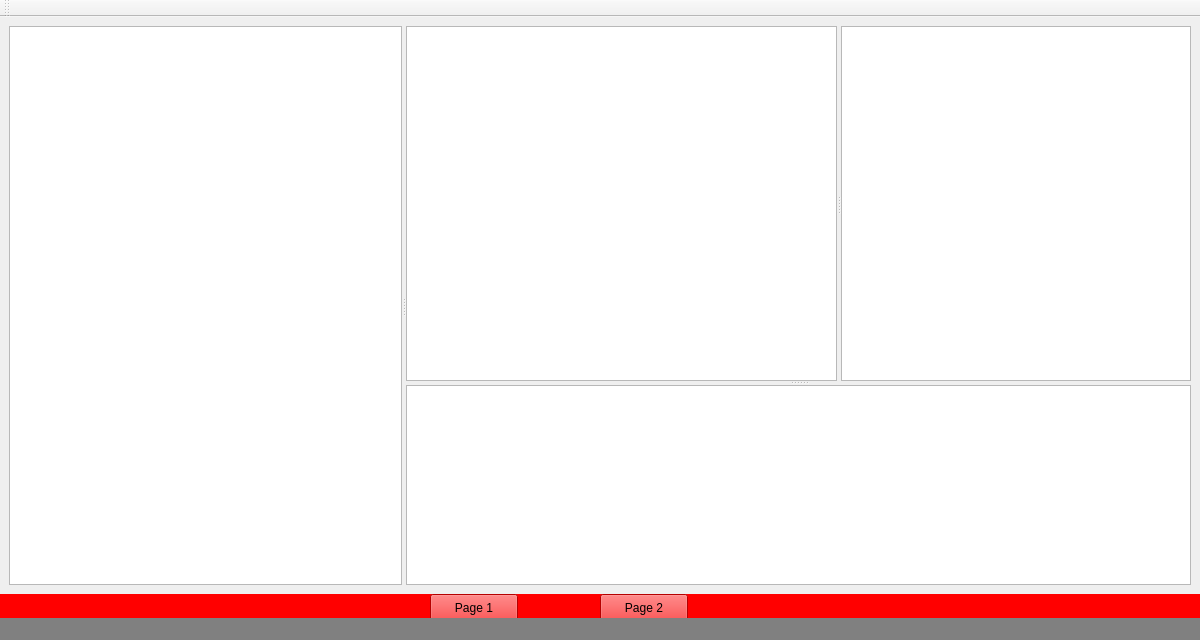
Old version of the form nne/ui/mainwindow.ui in the repository msforenter090/NNE.
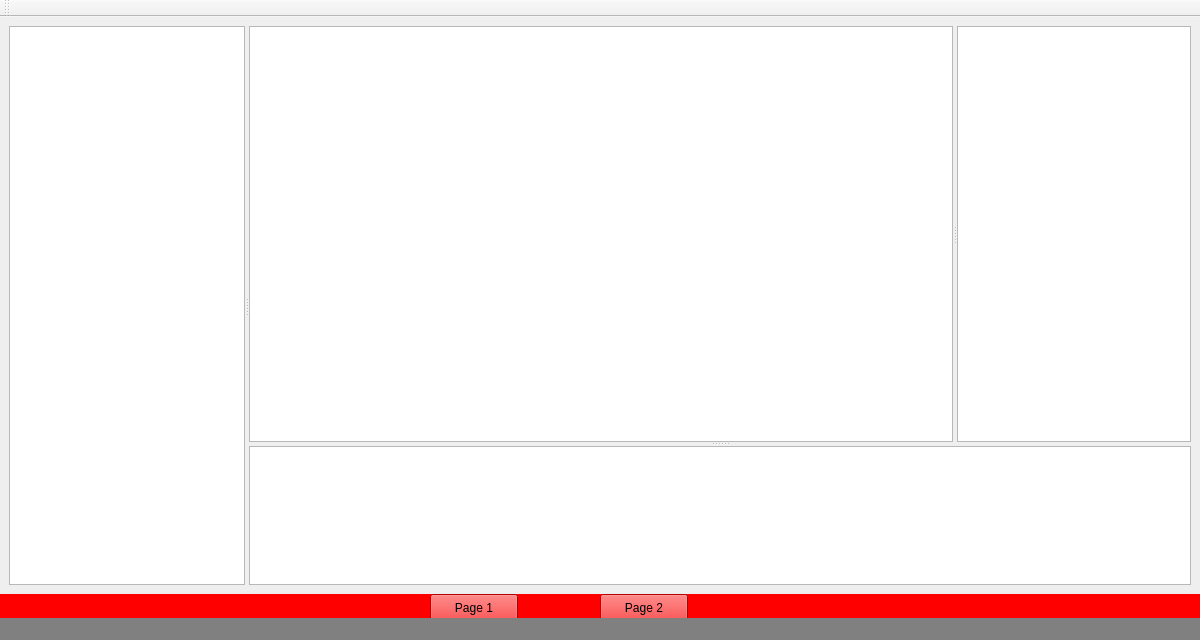
New version of the form.

Commit message: Updates scale values. Removed thread_safe class.

Patch:
```diff
--- a/nne/ui/mainwindow.ui
+++ b/nne/ui/mainwindow.ui
@@ -86,7 +86,7 @@
             <widget class="QWidget" name="widget" native="true">
              <property name="sizePolicy">
               <sizepolicy hsizetype="Minimum" vsizetype="Expanding">
-               <horstretch>0</horstretch>
+               <horstretch>1</horstretch>
                <verstretch>0</verstretch>
               </sizepolicy>
              </property>
@@ -139,7 +139,7 @@
             <widget class="QWidget" name="widget_2" native="true">
              <property name="sizePolicy">
               <sizepolicy hsizetype="Maximum" vsizetype="Preferred">
-               <horstretch>0</horstretch>
+               <horstretch>2</horstretch>
                <verstretch>0</verstretch>
               </sizepolicy>
              </property>
@@ -165,6 +165,12 @@
                  <enum>Qt::Vertical</enum>
                 </property>
                 <widget class="QWidget" name="widget_3" native="true">
+                 <property name="sizePolicy">
+                  <sizepolicy hsizetype="Preferred" vsizetype="Preferred">
+                   <horstretch>0</horstretch>
+                   <verstretch>3</verstretch>
+                  </sizepolicy>
+                 </property>
                  <layout class="QHBoxLayout" name="horizontalLayout_6">
                   <property name="spacing">
                    <number>0</number>
@@ -189,7 +195,7 @@
                     <widget class="QWidget" name="widget_6" native="true">
                      <property name="sizePolicy">
                       <sizepolicy hsizetype="Maximum" vsizetype="Maximum">
-                       <horstretch>0</horstretch>
+                       <horstretch>3</horstretch>
                        <verstretch>0</verstretch>
                       </sizepolicy>
                      </property>
@@ -224,7 +230,7 @@
                     <widget class="QWidget" name="widget_5" native="true">
                      <property name="sizePolicy">
                       <sizepolicy hsizetype="Minimum" vsizetype="Preferred">
-                       <horstretch>0</horstretch>
+                       <horstretch>1</horstretch>
                        <verstretch>0</verstretch>
                       </sizepolicy>
                      </property>
@@ -236,7 +242,7 @@
                      </property>
                      <property name="maximumSize">
                       <size>
-                       <width>350</width>
+                       <width>300</width>
                        <height>16777215</height>
                       </size>
                      </property>
@@ -275,6 +281,12 @@
                  </layout>
                 </widget>
                 <widget class="QWidget" name="widget_4" native="true">
+                 <property name="sizePolicy">
+                  <sizepolicy hsizetype="Preferred" vsizetype="Preferred">
+                   <horstretch>0</horstretch>
+                   <verstretch>1</verstretch>
+                  </sizepolicy>
+                 </property>
                  <property name="maximumSize">
                   <size>
                    <width>16777215</width>
```
The commit also changes 1 other file.
